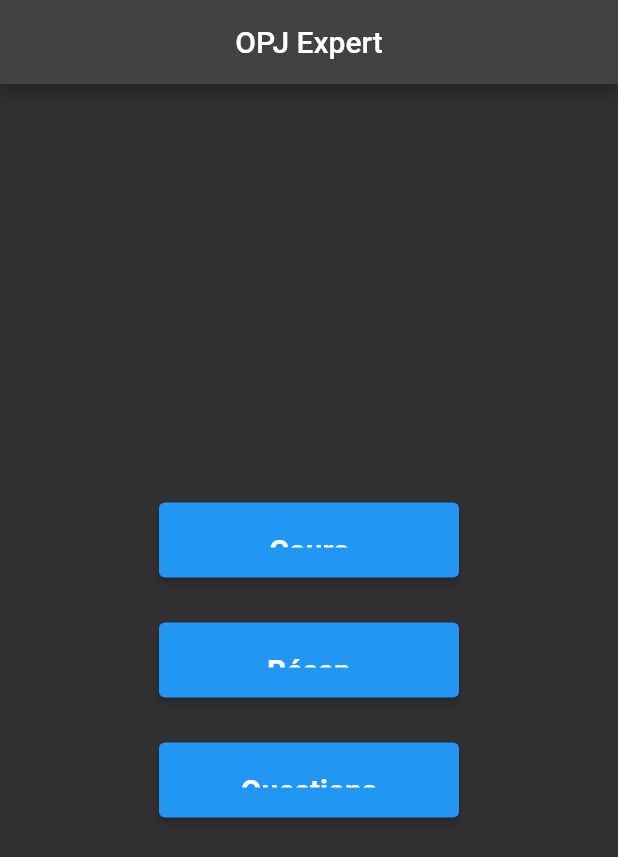
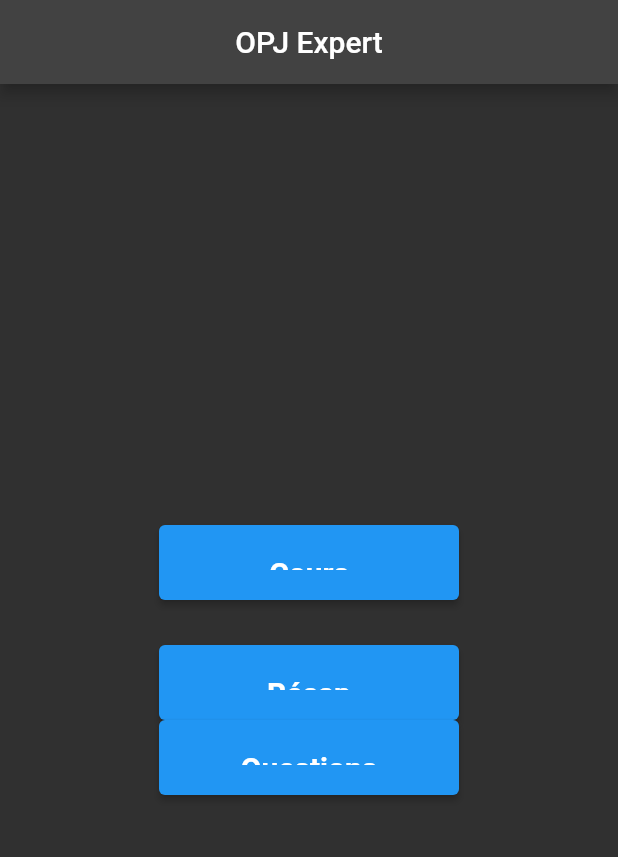
Before and after one commit to LeratClarisse/opj_app_2, a Flutter app: the screen it shows after launch, on a phone screen of 412 x 824 dp. Shown: the top 857 px of the screen. Run offline on Flutter 3.47's test engine with Material 2 defaults, Android fonts, the phone set to English and light mode, and no system bars.

```diff
--- a/lib/src/ui/accueil.dart
+++ b/lib/src/ui/accueil.dart
@@ -31,7 +31,7 @@ class Accueil extends StatelessWidget {
               onPressed: () {},
               child: const Text('Récap'),
             ),
-            const SizedBox(height: 30),
+            //const SizedBox(height: 30),
             ElevatedButton(
               style: style,
               onPressed: () {},
```
Also changed, not shown: 1 other file.
